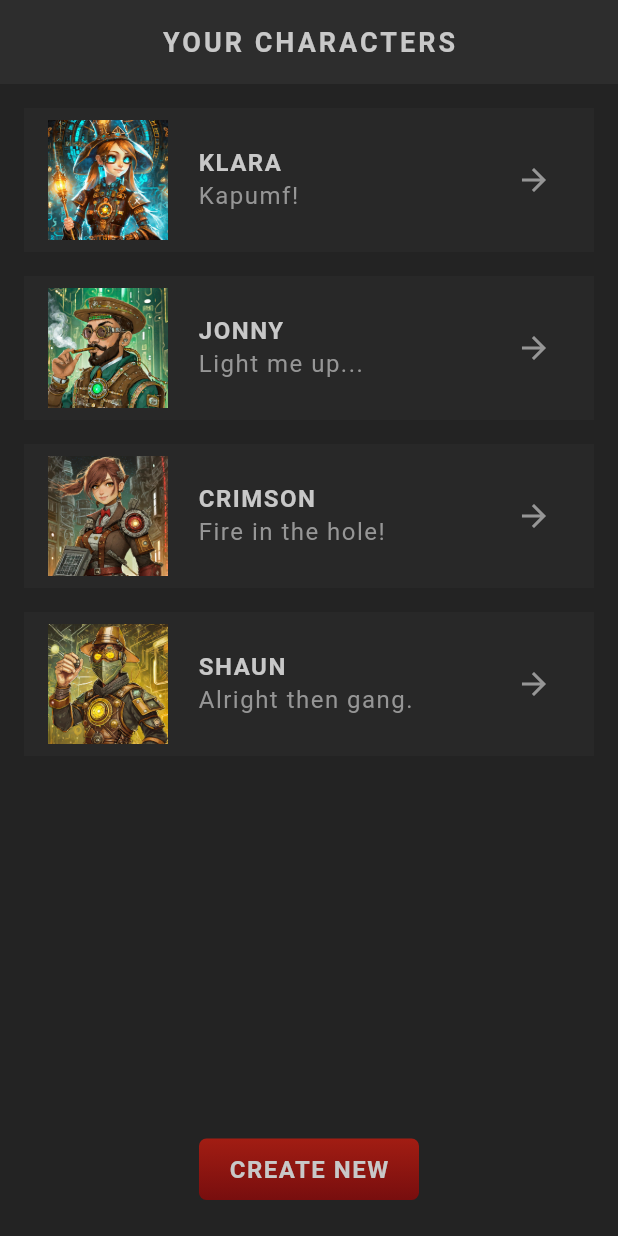
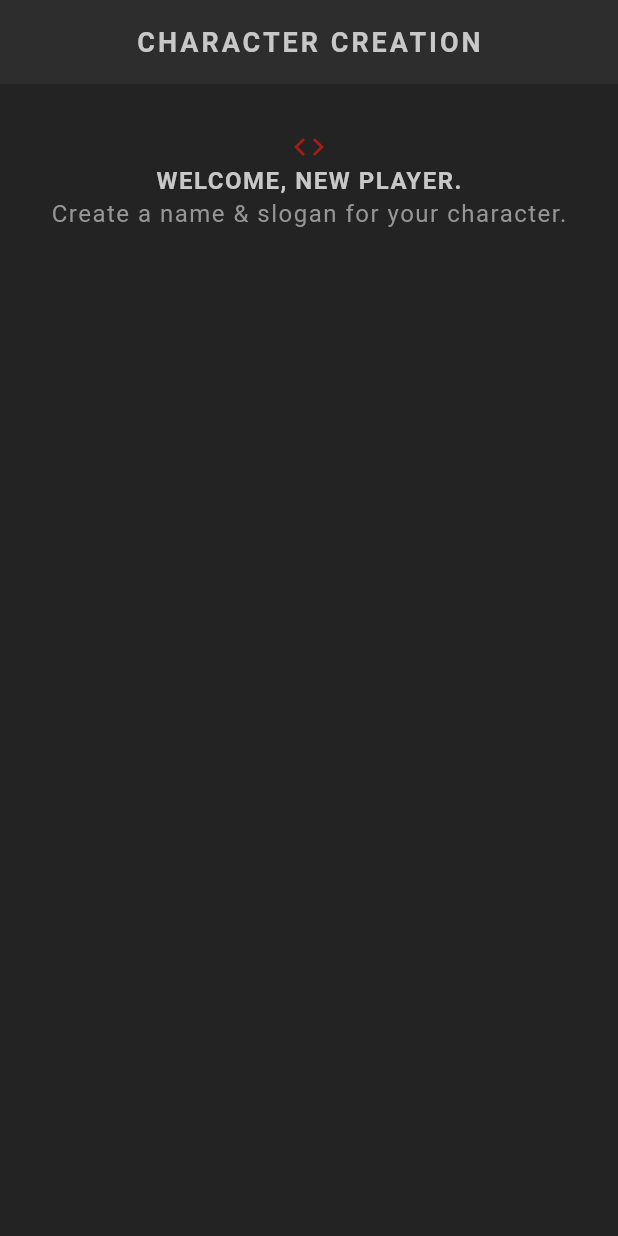
Before and after one commit to iamshaunjp/flutter-masterclass, a Flutter app: the screen it shows after launch, on a phone screen of 412 x 824 dp. Run offline on Flutter 3.47's test engine with Material 3 defaults, Android fonts, the phone set to English and light mode, and no system bars; our stand-ins replace google_fonts; Roboto replaces fonts that are missing (Kanit).

Commit message:
lesson-36

```diff
--- a/lib/main.dart
+++ b/lib/main.dart
@@ -1,11 +1,12 @@
 import 'package:flutter/material.dart';
+import 'package:flutter_masterclass/screens/create/create.dart';
 import 'package:flutter_masterclass/screens/home/home.dart';
 import 'package:flutter_masterclass/theme.dart';
 
 void main() {
   runApp(MaterialApp(
     theme: primaryTheme,
-    home: const Home(),
+    home: const Create(),
   ));
 }
 
--- a/lib/models/character.dart
+++ b/lib/models/character.dart
@@ -29,7 +29,6 @@ class Character with Stats {
     skills.clear();
     skills.add(skill);
   }
-
 }
 
 // dummy character data
--- /dev/null
+++ b/lib/screens/create/create.dart
@@ -0,0 +1,41 @@
+import 'package:flutter/material.dart';
+import 'package:flutter_masterclass/shared/styled_text.dart';
+import 'package:flutter_masterclass/theme.dart';
+
+class Create extends StatefulWidget {
+  const Create({super.key});
+
+  @override
+  State<Create> createState() => _CreateState();
+}
+
+class _CreateState extends State<Create> {
+  @override
+  Widget build(BuildContext context) {
+    return Scaffold(
+      appBar: AppBar(
+        title: const StyledTitle('Character Creation'),
+      ),
+      body: Container(
+        padding: const EdgeInsets.symmetric(vertical: 30, horizontal: 20),
+        child: Column(
+          children: [
+
+            // welcome message
+            Center(
+              child: Icon(Icons.code, color: AppColors.primaryColor),
+            ),
+            const Center(
+              child: StyledHeading('Welcome, new player.'),
+            ),
+            const Center(
+              child: StyledText('Create a name & slogan for your character.'),
+            ),
+            const SizedBox(height: 30),
+
+          ],
+        ),
+      ),
+    );
+  }
+}
--- a/lib/screens/home/character_card.dart
+++ b/lib/screens/home/character_card.dart
@@ -25,7 +25,7 @@ class CharacterCard extends StatelessWidget {
               crossAxisAlignment: CrossAxisAlignment.start,
               children: [
                 StyledHeading(character.name),
-                StyledText(character.slogan),
+                StyledText(character.vocation.title),
               ]
             ),
 
```
Also changed, not shown: lib/character_model.txt (deleted, +0 -30 lines).
